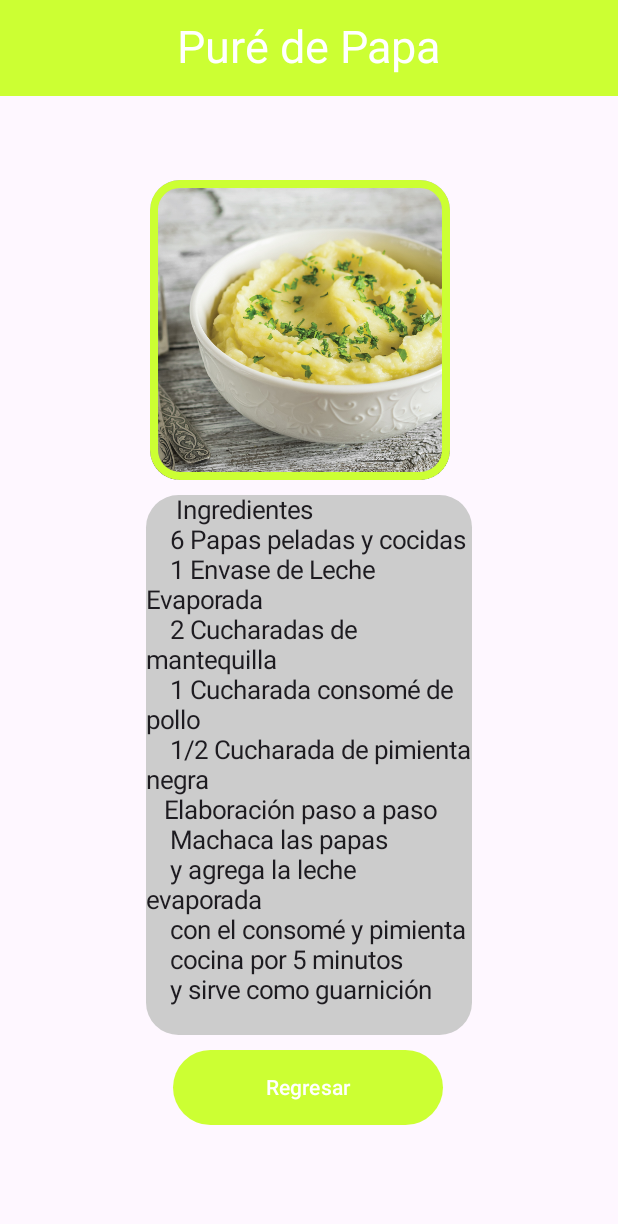
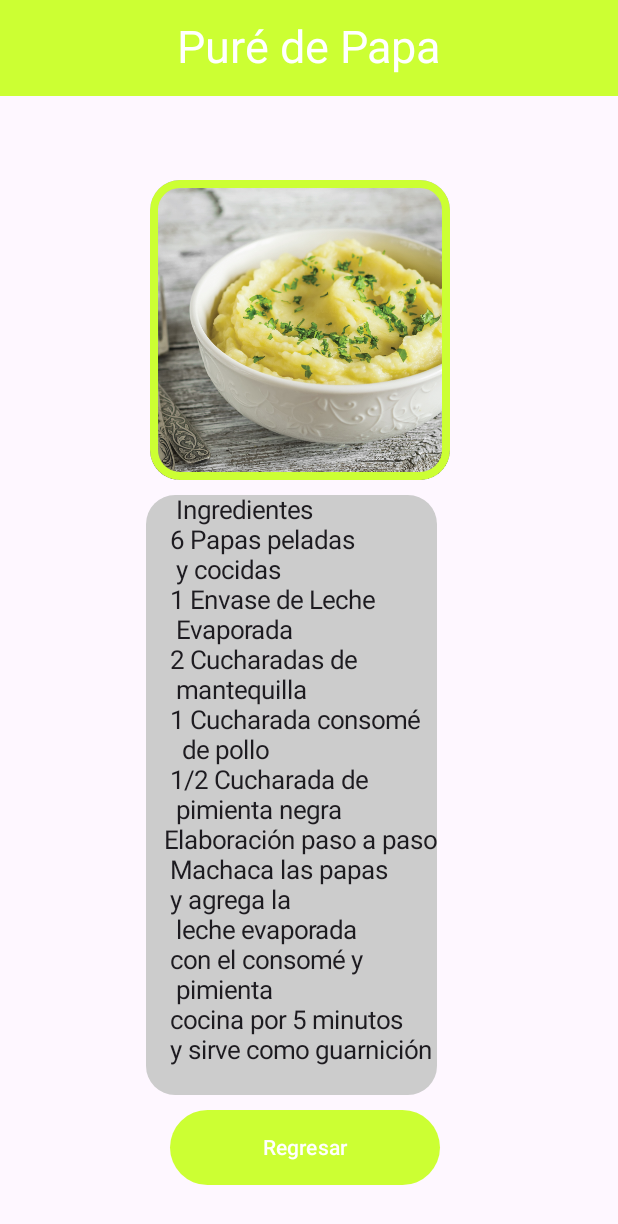
Before and after one commit to danmtzzz/Recetario, an Android app built with Jetpack Compose: the Receta4 screen opened through its navigation route, on a phone screen of 412 x 824 dp. Shown: the top 1224 px of the screen. Run offline under Robolectric (Android 15) with nearby library versions, the phone set to English and light mode, and no system bars.

```diff
--- a/app/src/main/java/com/example/recetas/components/BodyComponents.kt
+++ b/app/src/main/java/com/example/recetas/components/BodyComponents.kt
@@ -48,7 +48,7 @@ Button(onClick=onClick, colors=ButtonDefaults.buttonColors(
 
 @Composable
 fun SpacerRow(){
-    Spacer(modifier = Modifier.width(115.dp))
+    Spacer(modifier = Modifier.width(113.dp))
 }
 @Composable
 fun MainButtonRecetas(name:String, backColor:Color,color:Color,onClick:()->Unit){
--- a/app/src/main/java/com/example/recetas/views/Receta1.kt
+++ b/app/src/main/java/com/example/recetas/views/Receta1.kt
@@ -65,7 +65,8 @@ item {
                         "    delgaditas y mézclalo \n" +
                         "    con el preparado de tu licuadora\n" +
                         "    y el pepino en cubitos\n" +
-                        "    Agrega los camarones\n" + "y la otra mitad\n" +
+                        "    Agrega los camarones\n" +
+                        "      y la otra mitad\n" +
                         "    de chiles picados\n" +
                         "    Deja marinar por una hora\n" +
                         "    Decora con el aguacate\n", Color.LightGray, 60.dp, 25.dp
--- a/app/src/main/java/com/example/recetas/views/Receta2.kt
+++ b/app/src/main/java/com/example/recetas/views/Receta2.kt
@@ -62,7 +62,8 @@ private fun ContentView(navController: NavController) {
                         "    8 Piezas Filete de res\n" +
                         "    medallones fritos\n" +
                         "   Elaboración paso a paso\n" +
-                        "    Calienta la mantequilla y\n" + "sofríe la\n" +
+                        "    Calienta la mantequilla y\n" +
+                        "    sofríe la\n" +
                         "    cebolla con el ajo\n" +
                         "    Licua la leche con\n" +
                         "    la cebolla frita y pimienta \n" +
--- a/app/src/main/java/com/example/recetas/views/Receta3.kt
+++ b/app/src/main/java/com/example/recetas/views/Receta3.kt
@@ -53,13 +53,13 @@ private fun ContentView(navController: NavController) {
                 "     Ingredientes\n" +
                         "    3/4 Taza leche evaporada\n" +
                         "    1 Huevo\n" +
-                        "    2 Cucharadas de mantequilla\n" +
+                        "    2 Cucharadas de\n"+ "     mantequilla\n" +
                         "    1 Cucharada de vainilla\n" +
                         "    1 Taza de harina hot cakes\n" +
                         "    2 De mantequilla\n" +
                         "    1/2 Taza de moras azules\n" +
                         "    1/2 Taza de fresas\n" +
-                        "    1 Envase de leche condensada\n" +
+                        "    1 Envase de leche\n"+ "     condensada\n" +
                         "   Elaboración paso a paso\n" +
                         "    Mezcla la leche evaporada\n" +
                         "    con el huevo, mantequilla\n" +
--- a/app/src/main/java/com/example/recetas/views/Receta4.kt
+++ b/app/src/main/java/com/example/recetas/views/Receta4.kt
@@ -50,15 +50,15 @@ private fun ContentView(navController: NavController) {
         item {
             TextRecipe(
                 "     Ingredientes\n" +
-                        "    6 Papas peladas y cocidas\n" +
-                        "    1 Envase de Leche Evaporada\n" +
-                        "    2 Cucharadas de mantequilla\n" +
-                        "    1 Cucharada consomé de pollo\n" +
-                        "    1/2 Cucharada de pimienta negra\n" +
+                        "    6 Papas peladas\n"+ "     y cocidas\n" +
+                        "    1 Envase de Leche\n"+ "     Evaporada\n" +
+                        "    2 Cucharadas de\n" +"     mantequilla\n" +
+                        "    1 Cucharada consomé\n"+ "      de pollo\n" +
+                        "    1/2 Cucharada de\n" +"     pimienta negra\n" +
                         "   Elaboración paso a paso\n" +
                         "    Machaca las papas\n" +
-                        "    y agrega la leche evaporada\n" +
-                        "    con el consomé y pimienta\n" +
+                        "    y agrega la\n"+ "     leche evaporada\n" +
+                        "    con el consomé y\n"+ "     pimienta\n" +
                         "    cocina por 5 minutos\n" +
                         "    y sirve como guarnición\n", Color.LightGray, 97.dp, 10.dp
             )
```
